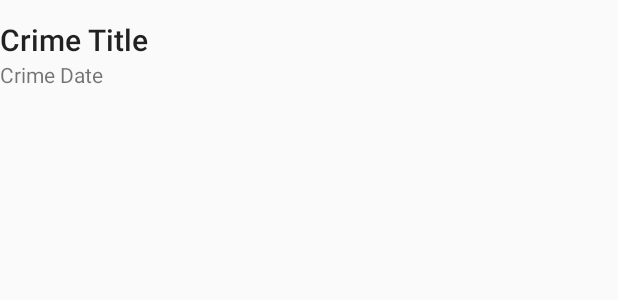
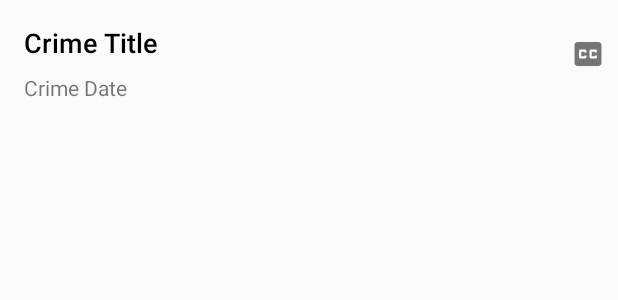
Before and after one commit to chenyongda2018/GeoQuiz, an Android app: the layout list_crime_item.xml on its own in the app's theme, with its tools: preview values and no code run, on a phone screen of 412 x 824 dp. Shown: the top 300 px of the screen. Run offline under Robolectric (Android 15) with nearby library versions, the phone set to English and light mode, and no system bars.

Commit message:
Completed chapter 9.

```diff
--- a/CriminalIntent/src/main/java/example/chen/com/criminalintent/Controller/CrimeListFragment.java
+++ b/CriminalIntent/src/main/java/example/chen/com/criminalintent/Controller/CrimeListFragment.java
@@ -10,9 +10,11 @@ import android.util.Log;
 import android.view.LayoutInflater;
 import android.view.View;
 import android.view.ViewGroup;
+import android.widget.ImageView;
 import android.widget.TextView;
 import android.widget.Toast;
 
+import java.text.DateFormat;
 import java.util.List;
 
 import example.chen.com.criminalintent.Model.Crime;
@@ -75,17 +77,20 @@ public class CrimeListFragment extends Fragment {
     private class CrimeViewHolder extends RecyclerView.ViewHolder implements View.OnClickListener {
         private TextView crimeTitle;
         private TextView crimeDate;
+        private ImageView mSolvedImageView;
 
         CrimeViewHolder(LayoutInflater inflater, ViewGroup parent) {
             super(inflater.inflate(R.layout.list_crime_item, parent, false));
             itemView.setOnClickListener(this);
+            mSolvedImageView = (ImageView) itemView.findViewById(R.id.crime_solved);
             crimeTitle = (TextView) itemView.findViewById(R.id.crime_title_item);
             crimeDate = (TextView) itemView.findViewById(R.id.crime_date_item);
         }
 
         void bind(Crime crime) {
             crimeTitle.setText(crime.getTitle());
-            crimeDate.setText(crime.getDate().toString());
+            crimeDate.setText(DateFormat.getDateInstance().format(crime.getDate()));
+            mSolvedImageView.setVisibility(crime.isSolved() ? View.VISIBLE : View.INVISIBLE);
         }
 
         @Override
--- /dev/null
+++ b/CriminalIntent/src/main/res/drawable/ic_closed_caption_black_24dp.xml
@@ -0,0 +1,5 @@
+<vector android:height="24dp" android:tint="#757575"
+    android:viewportHeight="24.0" android:viewportWidth="24.0"
+    android:width="24dp" xmlns:android="http://schemas.android.com/apk/res/android">
+    <path android:fillColor="#FF000000" android:pathData="M19,4L5,4c-1.11,0 -2,0.9 -2,2v12c0,1.1 0.89,2 2,2h14c1.1,0 2,-0.9 2,-2L21,6c0,-1.1 -0.9,-2 -2,-2zM11,11L9.5,11v-0.5h-2v3h2L9.5,13L11,13v1c0,0.55 -0.45,1 -1,1L7,15c-0.55,0 -1,-0.45 -1,-1v-4c0,-0.55 0.45,-1 1,-1h3c0.55,0 1,0.45 1,1v1zM18,11h-1.5v-0.5h-2v3h2L16.5,13L18,13v1c0,0.55 -0.45,1 -1,1h-3c-0.55,0 -1,-0.45 -1,-1v-4c0,-0.55 0.45,-1 1,-1h3c0.55,0 1,0.45 1,1v1z"/>
+</vector>
--- a/CriminalIntent/src/main/res/layout/list_crime_item.xml
+++ b/CriminalIntent/src/main/res/layout/list_crime_item.xml
@@ -1,19 +1,49 @@
 <?xml version="1.0" encoding="utf-8"?>
-<LinearLayout xmlns:android="http://schemas.android.com/apk/res/android"
-    android:orientation="vertical"
+<android.support.constraint.ConstraintLayout xmlns:android="http://schemas.android.com/apk/res/android"
+    xmlns:app="http://schemas.android.com/apk/res-auto"
+    xmlns:tools="http://schemas.android.com/tools"
+    android:id="@+id/linearLayout"
     android:layout_width="match_parent"
     android:layout_height="72dp"
-    android:gravity="center_vertical">
+    android:gravity="center_vertical"
+    tools:layout_editor_absoluteY="81dp">
+
     <TextView
         android:id="@+id/crime_title_item"
-        android:layout_width="match_parent"
+        android:layout_width="0dp"
         android:layout_height="wrap_content"
+        android:layout_marginStart="16dp"
+        android:layout_marginTop="16dp"
+        android:layout_marginEnd="8dp"
+        android:text="Crime Title"
         android:textAppearance="@style/TextAppearance.AppCompat.Title"
-        android:text="Crime Title"/>
+        android:textColor="@android:color/black"
+        android:textSize="18sp"
+        app:layout_constraintEnd_toStartOf="@+id/crime_solved"
+        app:layout_constraintStart_toStartOf="parent"
+        app:layout_constraintTop_toTopOf="parent" />
 
     <TextView
-        android:layout_width="match_parent"
+        android:id="@+id/crime_date_item"
+        android:layout_width="0dp"
         android:layout_height="wrap_content"
-        android:id="@+id/crime_date_item"
-        android:text="Crime Date"/>
-</LinearLayout>
+        android:layout_marginStart="16dp"
+        android:layout_marginTop="8dp"
+        android:layout_marginEnd="8dp"
+        android:text="Crime Date"
+        app:layout_constraintEnd_toStartOf="@+id/crime_solved"
+        app:layout_constraintStart_toStartOf="parent"
+        app:layout_constraintTop_toBottomOf="@+id/crime_title_item" />
+
+    <ImageView
+        android:id="@+id/crime_solved"
+        android:layout_width="wrap_content"
+        android:layout_height="wrap_content"
+        android:layout_marginTop="8dp"
+        android:layout_marginEnd="8dp"
+        android:layout_marginBottom="8dp"
+        app:layout_constraintBottom_toBottomOf="parent"
+        app:layout_constraintEnd_toEndOf="parent"
+        app:layout_constraintTop_toTopOf="parent"
+        app:srcCompat="@drawable/ic_closed_caption_black_24dp" />
+</android.support.constraint.ConstraintLayout>
```
